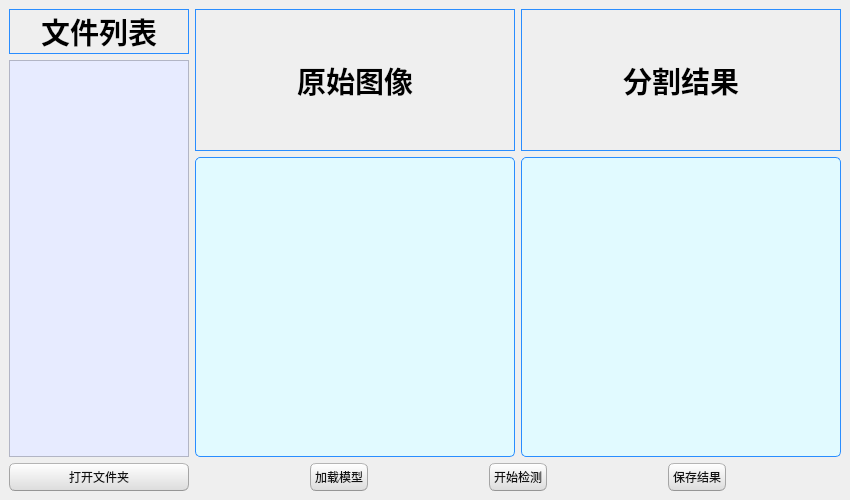
Before: the Qt Designer form Qt_seg.ui in dongchao980612/pyqt5_seg, drawn with Qt 5.
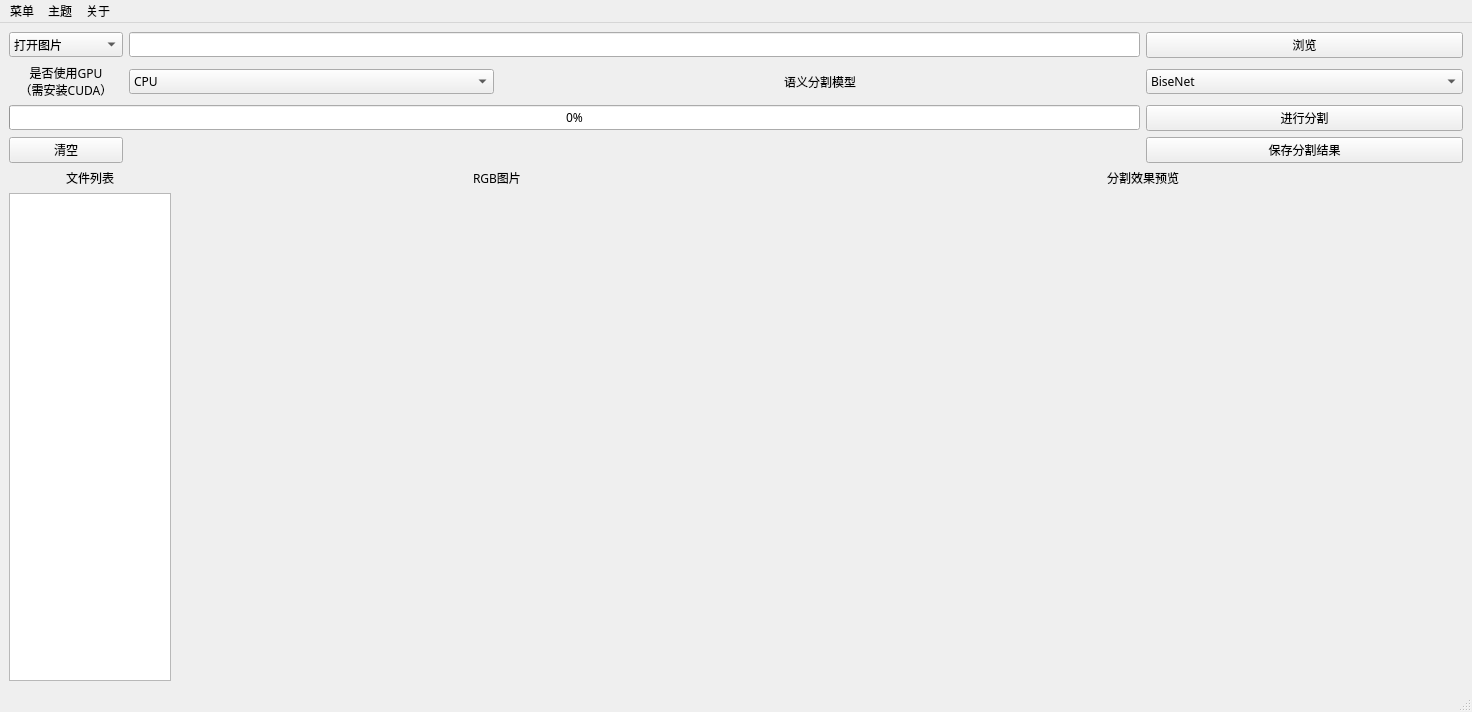
After: the same form once the commit is applied. Icons and pictures are not drawn.

Patch:
```diff
--- a/Qt_seg.ui
+++ b/Qt_seg.ui
@@ -6,543 +6,400 @@
    <rect>
     <x>0</x>
     <y>0</y>
-    <width>850</width>
-    <height>500</height>
+    <width>1472</width>
+    <height>712</height>
    </rect>
   </property>
   <property name="minimumSize">
    <size>
-    <width>850</width>
-    <height>500</height>
+    <width>1472</width>
+    <height>712</height>
    </size>
   </property>
   <property name="maximumSize">
    <size>
-    <width>850</width>
-    <height>500</height>
+    <width>1472</width>
+    <height>712</height>
    </size>
   </property>
+  <property name="font">
+   <font>
+    <family>微软雅黑</family>
+   </font>
+  </property>
   <property name="windowTitle">
-   <string>实时语义分割平台</string>
-  </property>
-  <property name="windowIcon">
-   <iconset>
-    <normaloff>../../.designer/backup/icon/car.png</normaloff>../../.designer/backup/icon/car.png</iconset>
-  </property>
-  <property name="styleSheet">
-   <string notr="true"/>
-  </property>
-  <property name="tabShape">
-   <enum>QTabWidget::Rounded</enum>
+   <string>自动语义分割</string>
   </property>
   <widget class="QWidget" name="centralwidget">
-   <layout class="QHBoxLayout" name="horizontalLayout_4">
+   <layout class="QVBoxLayout" name="verticalLayout">
     <item>
-     <layout class="QVBoxLayout" name="verticalLayout">
-      <item>
+     <layout class="QGridLayout" name="gridLayout">
+      <item row="2" column="0" colspan="5">
+       <widget class="QProgressBar" name="progressBar">
+        <property name="value">
+         <number>0</number>
+        </property>
+       </widget>
+      </item>
+      <item row="4" column="0" colspan="2">
        <widget class="QLabel" name="label_2">
-        <property name="minimumSize">
-         <size>
-          <width>0</width>
-          <height>0</height>
-         </size>
-        </property>
-        <property name="maximumSize">
-         <size>
-          <width>16777215</width>
-          <height>16777215</height>
-         </size>
-        </property>
-        <property name="styleSheet">
-         <string notr="true">QLabel {
-	border: 1px solid #298DFF; /* 无边框 */
-	font-weight:600;
-	font-size: 22pt; /* 文本字体大小 */
-}
-</string>
+        <property name="font">
+         <font>
+          <family>微软雅黑</family>
+         </font>
         </property>
         <property name="text">
          <string>文件列表</string>
         </property>
+        <property name="textFormat">
+         <enum>Qt::PlainText</enum>
+        </property>
         <property name="alignment">
          <set>Qt::AlignCenter</set>
         </property>
        </widget>
       </item>
-      <item>
-       <widget class="QListView" name="listView">
+      <item row="4" column="4" colspan="2">
+       <widget class="QLabel" name="label_3">
+        <property name="font">
+         <font>
+          <family>微软雅黑</family>
+         </font>
+        </property>
+        <property name="text">
+         <string>分割效果预览</string>
+        </property>
+        <property name="textFormat">
+         <enum>Qt::PlainText</enum>
+        </property>
+        <property name="alignment">
+         <set>Qt::AlignCenter</set>
+        </property>
+       </widget>
+      </item>
+      <item row="1" column="1" colspan="2">
+       <widget class="QComboBox" name="gpu_combo_box">
+        <property name="toolTip">
+         <string>CPU处理一幅图像较慢，视硬件不同大概需要20秒到1分钟，请耐心等待；
+使用GPU需安装CUDA环境否则仍然会用CPU进行处理，且显存小于8GB的显卡在处理某些图像时可能会爆显存而输出错误的分割结果，这种情况下请尝试使用CPU处理该图片</string>
+        </property>
+        <item>
+         <property name="text">
+          <string>CPU</string>
+         </property>
+        </item>
+        <item>
+         <property name="text">
+          <string>GPU</string>
+         </property>
+        </item>
+       </widget>
+      </item>
+      <item row="1" column="3" colspan="2">
+       <widget class="QLabel" name="label_4">
+        <property name="font">
+         <font>
+          <family>微软雅黑</family>
+         </font>
+        </property>
+        <property name="text">
+         <string>语义分割模型</string>
+        </property>
+        <property name="textFormat">
+         <enum>Qt::PlainText</enum>
+        </property>
+        <property name="alignment">
+         <set>Qt::AlignCenter</set>
+        </property>
+       </widget>
+      </item>
+      <item row="3" column="5">
+       <widget class="QPushButton" name="save_seg_button">
         <property name="enabled">
-         <bool>false</bool>
+         <bool>true</bool>
         </property>
-        <property name="styleSheet">
-         <string notr="true">QListView{
-	background-color:rgb(231, 235, 255);
-}</string>
+        <property name="font">
+         <font>
+          <family>微软雅黑</family>
+         </font>
         </property>
+        <property name="text">
+         <string>保存分割结果</string>
+        </property>
        </widget>
       </item>
-      <item>
-       <widget class="QPushButton" name="open_file_Button">
-        <property name="styleSheet">
-         <string notr="true">QPushButton{
-	color:rgb(17,17,17);
-	border-width: 1px;
-	border-radius: 6px;
-	border-bottom-color: rgb(150,150,150);
-	border-right-color: rgb(165,165,165);
-	border-left-color: rgb(165,165,165);
-	border-top-color: rgb(180,180,180);
-	border-style: solid;
-	padding: 4px;
-	background-color: qlineargradient(spread:pad, x1:0.5, y1:1, x2:0.5, y2:0, stop:0 rgba(220, 220, 220, 255), stop:1 rgba(255, 255, 255, 255));
-}
-QPushButton:hover{
-	color:rgb(17,17,17);
-	border-width: 1px;
-	border-radius:6px;
-	border-top-color: rgb(255,150,60);
-	border-right-color: qlineargradient(spread:pad, x1:0, y1:1, x2:1, y2:0, stop:0 rgba(200, 70, 20, 255), stop:1 rgba(255,150,60, 255));
-	border-left-color:  qlineargradient(spread:pad, x1:1, y1:0, x2:0, y2:0, stop:0 rgba(200, 70, 20, 255), stop:1 rgba(255,150,60, 255));
-	border-bottom-color: rgb(200,70,20);
-	border-style: solid;
-	padding: 2px;
-	background-color: qlineargradient(spread:pad, x1:0.5, y1:1, x2:0.5, y2:0, stop:0 rgba(220, 220, 220, 255), stop:1 rgba(255, 255, 255, 255));
-}
-QPushButton:default{
-	color:rgb(17,17,17);
-	border-width: 1px;
-	border-radius:6px;
-	border-top-color: rgb(255,150,60);
-	border-right-color: qlineargradient(spread:pad, x1:0, y1:1, x2:1, y2:0, stop:0 rgba(200, 70, 20, 255), stop:1 rgba(255,150,60, 255));
-	border-left-color:  qlineargradient(spread:pad, x1:1, y1:0, x2:0, y2:0, stop:0 rgba(200, 70, 20, 255), stop:1 rgba(255,150,60, 255));
-	border-bottom-color: rgb(200,70,20);
-	border-style: solid;
-	padding: 2px;
-	background-color: qlineargradient(spread:pad, x1:0.5, y1:1, x2:0.5, y2:0, stop:0 rgba(220, 220, 220, 255), stop:1 rgba(255, 255, 255, 255));
-}
-QPushButton:pressed{
-	color:rgb(255,255,255);
-	border-width: 1px;
-	border-radius: 6px;
-	border-width: 1px;
-	border-top-color: rgba(255,150,60,200);
-	border-right-color: qlineargradient(spread:pad, x1:0, y1:1, x2:1, y2:0, stop:0 rgba(200, 70, 20, 255), stop:1 rgba(255,150,60, 200));
-	border-left-color:  qlineargradient(spread:pad, x1:1, y1:0, x2:0, y2:0, stop:0 rgba(200, 70, 20, 255), stop:1 rgba(255,150,60, 200));
-	border-bottom-color: rgba(200,70,20,200);
-	border-style: solid;
-	padding: 2px;
-	background-color: qlineargradient(spread:pad, x1:0.5, y1:0, x2:0.5, y2:1, stop:0 rgba(0, 120, 215, 255), stop:1 rgba(0, 120, 215, 255));
-}
-QPushButton:disabled{
-	color:rgb(17,17,17);
-	border-width: 1px;
-	border-radius: 6px;
-	background-color: qlineargradient(spread:pad, x1:0.5, y1:1, x2:0.5, y2:0, stop:0 rgba(200, 200, 200, 255), stop:1 rgba(230, 230, 230, 255));
-}</string>
+      <item row="5" column="4" colspan="2">
+       <widget class="QLabel" name="show_layers">
+        <property name="minimumSize">
+         <size>
+          <width>640</width>
+          <height>480</height>
+         </size>
         </property>
+        <property name="maximumSize">
+         <size>
+          <width>640</width>
+          <height>480</height>
+         </size>
+        </property>
         <property name="text">
-         <string>打开文件夹</string>
+         <string/>
         </property>
        </widget>
       </item>
-     </layout>
-    </item>
-    <item>
-     <layout class="QVBoxLayout" name="verticalLayout_2">
-      <item>
-       <layout class="QHBoxLayout" name="horizontalLayout_2">
-        <item>
-         <widget class="QLabel" name="label">
-          <property name="minimumSize">
-           <size>
-            <width>0</width>
-            <height>0</height>
-           </size>
-          </property>
-          <property name="maximumSize">
-           <size>
-            <width>320</width>
-            <height>16777215</height>
-           </size>
-          </property>
-          <property name="styleSheet">
-           <string notr="true">QLabel {
-	border: 1px solid #298DFF; /* 无边框 */
-	font-weight:600;
-	font-size: 22pt; /* 文本字体大小 */
-}
-</string>
-          </property>
-          <property name="text">
-           <string>原始图像</string>
-          </property>
-          <property name="alignment">
-           <set>Qt::AlignCenter</set>
-          </property>
-         </widget>
-        </item>
-        <item>
-         <widget class="QLabel" name="label_3">
-          <property name="minimumSize">
-           <size>
-            <width>0</width>
-            <height>0</height>
-           </size>
-          </property>
-          <property name="maximumSize">
-           <size>
-            <width>320</width>
-            <height>16777215</height>
-           </size>
-          </property>
-          <property name="styleSheet">
-           <string notr="true">QLabel {
-	border: 1px solid #298DFF; /* 无边框 */
-	font-weight:600;
-	font-size: 22pt; /* 文本字体大小 */
-}
-</string>
-          </property>
-          <property name="text">
-           <string>分割结果</string>
-          </property>
-          <property name="alignment">
-           <set>Qt::AlignCenter</set>
-          </property>
-         </widget>
-        </item>
-       </layout>
+      <item row="0" column="1" colspan="4">
+       <widget class="QLineEdit" name="lineEdit">
+        <property name="sizePolicy">
+         <sizepolicy hsizetype="Expanding" vsizetype="Fixed">
+          <horstretch>10</horstretch>
+          <verstretch>0</verstretch>
+         </sizepolicy>
+        </property>
+       </widget>
       </item>
-      <item>
-       <layout class="QHBoxLayout" name="horizontalLayout_3">
-        <item>
-         <widget class="QLabel" name="label_show">
-          <property name="sizePolicy">
-           <sizepolicy hsizetype="Preferred" vsizetype="Preferred">
-            <horstretch>0</horstretch>
-            <verstretch>0</verstretch>
-           </sizepolicy>
-          </property>
-          <property name="minimumSize">
-           <size>
-            <width>320</width>
-            <height>300</height>
-           </size>
-          </property>
-          <property name="maximumSize">
-           <size>
-            <width>320</width>
-            <height>300</height>
-           </size>
-          </property>
-          <property name="styleSheet">
-           <string notr="true">QLabel {
-	border: 1px solid #298DFF; /* 无边框 */
-	border-radius: 5px; /* 边框圆角 */
-	background-color:rgb(225, 250, 255);
-	selection-background-color:rgb(236,116,64);
-	color: #298DFF; /* 文本颜色 */
-	font-family: &quot;Microsoft YaHei&quot;; /* 文本字体族 */
-	font-size: 10pt; /* 文本字体大小 */
-}
-</string>
-          </property>
-          <property name="text">
-           <string/>
-          </property>
-          <property name="alignment">
-           <set>Qt::AlignCenter</set>
-          </property>
-         </widget>
-        </item>
-        <item>
-         <widget class="QLabel" name="label_seg">
-          <property name="minimumSize">
-           <size>
-            <width>320</width>
-            <height>300</height>
-           </size>
-          </property>
-          <property name="maximumSize">
-           <size>
-            <width>320</width>
-            <height>300</height>
-           </size>
-          </property>
-          <property name="styleSheet">
-           <string notr="true">QLabel {
-	border: 1px solid #298DFF; /* 无边框 */
-	border-radius: 5px; /* 边框圆角 */
-	background-color:rgb(225, 250, 255);
-	selection-background-color:rgb(236,116,64);
-	color: #298DFF; /* 文本颜色 */
-	font-family: &quot;Microsoft YaHei&quot;; /* 文本字体族 */
-	font-size: 10pt; /* 文本字体大小 */
-}
-</string>
-          </property>
-          <property name="text">
-           <string/>
-          </property>
-          <property name="alignment">
-           <set>Qt::AlignCenter</set>
-          </property>
-         </widget>
-        </item>
-       </layout>
+      <item row="4" column="2" colspan="2">
+       <widget class="QLabel" name="label_5">
+        <property name="font">
+         <font>
+          <family>微软雅黑</family>
+         </font>
+        </property>
+        <property name="text">
+         <string>RGB图片</string>
+        </property>
+        <property name="textFormat">
+         <enum>Qt::PlainText</enum>
+        </property>
+        <property name="alignment">
+         <set>Qt::AlignCenter</set>
+        </property>
+       </widget>
       </item>
-      <item>
-       <layout class="QHBoxLayout" name="horizontalLayout">
+      <item row="1" column="5">
+       <widget class="QComboBox" name="model_combo_box">
+        <property name="toolTip">
+         <string/>
+        </property>
+        <property name="currentIndex">
+         <number>0</number>
+        </property>
         <item>
-         <spacer name="horizontalSpacer_2">
-          <property name="orientation">
-           <enum>Qt::Horizontal</enum>
-          </property>
-          <property name="sizeHint" stdset="0">
-           <size>
-            <width>40</width>
-            <height>20</height>
-           </size>
-          </property>
-         </spacer>
+         <property name="text">
+          <string>BiseNet</string>
+         </property>
         </item>
         <item>
-         <widget class="QPushButton" name="load_model_Button">
-          <property name="styleSheet">
-           <string notr="true">QPushButton{
-	color:rgb(17,17,17);
-	border-width: 1px;
-	border-radius: 6px;
-	border-bottom-color: rgb(150,150,150);
-	border-right-color: rgb(165,165,165);
-	border-left-color: rgb(165,165,165);
-	border-top-color: rgb(180,180,180);
-	border-style: solid;
-	padding: 4px;
-	background-color: qlineargradient(spread:pad, x1:0.5, y1:1, x2:0.5, y2:0, stop:0 rgba(220, 220, 220, 255), stop:1 rgba(255, 255, 255, 255));
-}
-QPushButton:hover{
-	color:rgb(17,17,17);
-	border-width: 1px;
-	border-radius:6px;
-	border-top-color: rgb(255,150,60);
-	border-right-color: qlineargradient(spread:pad, x1:0, y1:1, x2:1, y2:0, stop:0 rgba(200, 70, 20, 255), stop:1 rgba(255,150,60, 255));
-	border-left-color:  qlineargradient(spread:pad, x1:1, y1:0, x2:0, y2:0, stop:0 rgba(200, 70, 20, 255), stop:1 rgba(255,150,60, 255));
-	border-bottom-color: rgb(200,70,20);
-	border-style: solid;
-	padding: 2px;
-	background-color: qlineargradient(spread:pad, x1:0.5, y1:1, x2:0.5, y2:0, stop:0 rgba(220, 220, 220, 255), stop:1 rgba(255, 255, 255, 255));
-}
-QPushButton:default{
-	color:rgb(17,17,17);
-	border-width: 1px;
-	border-radius:6px;
-	border-top-color: rgb(255,150,60);
-	border-right-color: qlineargradient(spread:pad, x1:0, y1:1, x2:1, y2:0, stop:0 rgba(200, 70, 20, 255), stop:1 rgba(255,150,60, 255));
-	border-left-color:  qlineargradient(spread:pad, x1:1, y1:0, x2:0, y2:0, stop:0 rgba(200, 70, 20, 255), stop:1 rgba(255,150,60, 255));
-	border-bottom-color: rgb(200,70,20);
-	border-style: solid;
-	padding: 2px;
-	background-color: qlineargradient(spread:pad, x1:0.5, y1:1, x2:0.5, y2:0, stop:0 rgba(220, 220, 220, 255), stop:1 rgba(255, 255, 255, 255));
-}
-QPushButton:pressed{
-	color:rgb(255,255,255);
-	border-width: 1px;
-	border-radius: 6px;
-	border-width: 1px;
-	border-top-color: rgba(255,150,60,200);
-	border-right-color: qlineargradient(spread:pad, x1:0, y1:1, x2:1, y2:0, stop:0 rgba(200, 70, 20, 255), stop:1 rgba(255,150,60, 200));
-	border-left-color:  qlineargradient(spread:pad, x1:1, y1:0, x2:0, y2:0, stop:0 rgba(200, 70, 20, 255), stop:1 rgba(255,150,60, 200));
-	border-bottom-color: rgba(200,70,20,200);
-	border-style: solid;
-	padding: 2px;
-	background-color: qlineargradient(spread:pad, x1:0.5, y1:0, x2:0.5, y2:1, stop:0 rgba(0, 120, 215, 255), stop:1 rgba(0, 120, 215, 255));
-}
-QPushButton:disabled{
-	color:rgb(17,17,17);
-	border-width: 1px;
-	border-radius: 6px;
-	background-color: qlineargradient(spread:pad, x1:0.5, y1:1, x2:0.5, y2:0, stop:0 rgba(200, 200, 200, 255), stop:1 rgba(230, 230, 230, 255));
-}</string>
-          </property>
-          <property name="text">
-           <string>加载模型</string>
-          </property>
-         </widget>
+         <property name="text">
+          <string>SINet</string>
+         </property>
         </item>
         <item>
-         <spacer name="horizontalSpacer">
-          <property name="orientation">
-           <enum>Qt::Horizontal</enum>
-          </property>
-          <property name="sizeHint" stdset="0">
-           <size>
-            <width>40</width>
-            <height>20</height>
-           </size>
-          </property>
-         </spacer>
+         <property name="text">
+          <string>FastDVFN</string>
+         </property>
         </item>
+       </widget>
+      </item>
+      <item row="3" column="0">
+       <widget class="QPushButton" name="output_empty_button">
+        <property name="text">
+         <string>清空</string>
+        </property>
+       </widget>
+      </item>
+      <item row="0" column="0">
+       <widget class="QComboBox" name="open_pic_combo_box">
         <item>
-         <widget class="QPushButton" name="start_Button">
-          <property name="styleSheet">
-           <string notr="true">QPushButton{
-	color:rgb(17,17,17);
-	border-width: 1px;
-	border-radius: 6px;
-	border-bottom-color: rgb(150,150,150);
-	border-right-color: rgb(165,165,165);
-	border-left-color: rgb(165,165,165);
-	border-top-color: rgb(180,180,180);
-	border-style: solid;
-	padding: 4px;
-	background-color: qlineargradient(spread:pad, x1:0.5, y1:1, x2:0.5, y2:0, stop:0 rgba(220, 220, 220, 255), stop:1 rgba(255, 255, 255, 255));
-}
-QPushButton:hover{
-	color:rgb(17,17,17);
-	border-width: 1px;
-	border-radius:6px;
-	border-top-color: rgb(255,150,60);
-	border-right-color: qlineargradient(spread:pad, x1:0, y1:1, x2:1, y2:0, stop:0 rgba(200, 70, 20, 255), stop:1 rgba(255,150,60, 255));
-	border-left-color:  qlineargradient(spread:pad, x1:1, y1:0, x2:0, y2:0, stop:0 rgba(200, 70, 20, 255), stop:1 rgba(255,150,60, 255));
-	border-bottom-color: rgb(200,70,20);
-	border-style: solid;
-	padding: 2px;
-	background-color: qlineargradient(spread:pad, x1:0.5, y1:1, x2:0.5, y2:0, stop:0 rgba(220, 220, 220, 255), stop:1 rgba(255, 255, 255, 255));
-}
-QPushButton:default{
-	color:rgb(17,17,17);
-	border-width: 1px;
-	border-radius:6px;
-	border-top-color: rgb(255,150,60);
-	border-right-color: qlineargradient(spread:pad, x1:0, y1:1, x2:1, y2:0, stop:0 rgba(200, 70, 20, 255), stop:1 rgba(255,150,60, 255));
-	border-left-color:  qlineargradient(spread:pad, x1:1, y1:0, x2:0, y2:0, stop:0 rgba(200, 70, 20, 255), stop:1 rgba(255,150,60, 255));
-	border-bottom-color: rgb(200,70,20);
-	border-style: solid;
-	padding: 2px;
-	background-color: qlineargradient(spread:pad, x1:0.5, y1:1, x2:0.5, y2:0, stop:0 rgba(220, 220, 220, 255), stop:1 rgba(255, 255, 255, 255));
-}
-QPushButton:pressed{
-	color:rgb(255,255,255);
-	border-width: 1px;
-	border-radius: 6px;
-	border-width: 1px;
-	border-top-color: rgba(255,150,60,200);
-	border-right-color: qlineargradient(spread:pad, x1:0, y1:1, x2:1, y2:0, stop:0 rgba(200, 70, 20, 255), stop:1 rgba(255,150,60, 200));
-	border-left-color:  qlineargradient(spread:pad, x1:1, y1:0, x2:0, y2:0, stop:0 rgba(200, 70, 20, 255), stop:1 rgba(255,150,60, 200));
-	border-bottom-color: rgba(200,70,20,200);
-	border-style: solid;
-	padding: 2px;
-	background-color: qlineargradient(spread:pad, x1:0.5, y1:0, x2:0.5, y2:1, stop:0 rgba(0, 120, 215, 255), stop:1 rgba(0, 120, 215, 255));
-}
-QPushButton:disabled{
-	color:rgb(17,17,17);
-	border-width: 1px;
-	border-radius: 6px;
-	background-color: qlineargradient(spread:pad, x1:0.5, y1:1, x2:0.5, y2:0, stop:0 rgba(200, 200, 200, 255), stop:1 rgba(230, 230, 230, 255));
-}</string>
-          </property>
-          <property name="text">
-           <string>开始检测</string>
-          </property>
-         </widget>
+         <property name="text">
+          <string>打开图片</string>
+         </property>
         </item>
         <item>
-         <spacer name="horizontalSpacer_4">
-          <property name="orientation">
-           <enum>Qt::Horizontal</enum>
-          </property>
-          <property name="sizeHint" stdset="0">
-           <size>
-            <width>40</width>
-            <height>20</height>
-           </size>
-          </property>
-         </spacer>
+         <property name="text">
+          <string>打开图片文件夹</string>
+         </property>
         </item>
         <item>
-         <widget class="QPushButton" name="save_result_Button">
-          <property name="styleSheet">
-           <string notr="true">QPushButton{
-	color:rgb(17,17,17);
-	border-width: 1px;
-	border-radius: 6px;
-	border-bottom-color: rgb(150,150,150);
-	border-right-color: rgb(165,165,165);
-	border-left-color: rgb(165,165,165);
-	border-top-color: rgb(180,180,180);
-	border-style: solid;
-	padding: 4px;
-	background-color: qlineargradient(spread:pad, x1:0.5, y1:1, x2:0.5, y2:0, stop:0 rgba(220, 220, 220, 255), stop:1 rgba(255, 255, 255, 255));
-}
-QPushButton:hover{
-	color:rgb(17,17,17);
-	border-width: 1px;
-	border-radius:6px;
-	border-top-color: rgb(255,150,60);
-	border-right-color: qlineargradient(spread:pad, x1:0, y1:1, x2:1, y2:0, stop:0 rgba(200, 70, 20, 255), stop:1 rgba(255,150,60, 255));
-	border-left-color:  qlineargradient(spread:pad, x1:1, y1:0, x2:0, y2:0, stop:0 rgba(200, 70, 20, 255), stop:1 rgba(255,150,60, 255));
-	border-bottom-color: rgb(200,70,20);
-	border-style: solid;
-	padding: 2px;
-	background-color: qlineargradient(spread:pad, x1:0.5, y1:1, x2:0.5, y2:0, stop:0 rgba(220, 220, 220, 255), stop:1 rgba(255, 255, 255, 255));
-}
-QPushButton:default{
-	color:rgb(17,17,17);
-	border-width: 1px;
-	border-radius:6px;
-	border-top-color: rgb(255,150,60);
-	border-right-color: qlineargradient(spread:pad, x1:0, y1:1, x2:1, y2:0, stop:0 rgba(200, 70, 20, 255), stop:1 rgba(255,150,60, 255));
-	border-left-color:  qlineargradient(spread:pad, x1:1, y1:0, x2:0, y2:0, stop:0 rgba(200, 70, 20, 255), stop:1 rgba(255,150,60, 255));
-	border-bottom-color: rgb(200,70,20);
-	border-style: solid;
-	padding: 2px;
-	background-color: qlineargradient(spread:pad, x1:0.5, y1:1, x2:0.5, y2:0, stop:0 rgba(220, 220, 220, 255), stop:1 rgba(255, 255, 255, 255));
-}
-QPushButton:pressed{
-	color:rgb(255,255,255);
-	border-width: 1px;
-	border-radius: 6px;
-	border-width: 1px;
-	border-top-color: rgba(255,150,60,200);
-	border-right-color: qlineargradient(spread:pad, x1:0, y1:1, x2:1, y2:0, stop:0 rgba(200, 70, 20, 255), stop:1 rgba(255,150,60, 200));
-	border-left-color:  qlineargradient(spread:pad, x1:1, y1:0, x2:0, y2:0, stop:0 rgba(200, 70, 20, 255), stop:1 rgba(255,150,60, 200));
-	border-bottom-color: rgba(200,70,20,200);
-	border-style: solid;
-	padding: 2px;
-	background-color: qlineargradient(spread:pad, x1:0.5, y1:0, x2:0.5, y2:1, stop:0 rgba(0, 120, 215, 255), stop:1 rgba(0, 120, 215, 255));
-}
-QPushButton:disabled{
-	color:rgb(17,17,17);
-	border-width: 1px;
-	border-radius: 6px;
-	background-color: qlineargradient(spread:pad, x1:0.5, y1:1, x2:0.5, y2:0, stop:0 rgba(200, 200, 200, 255), stop:1 rgba(230, 230, 230, 255));
-}</string>
-          </property>
-          <property name="text">
-           <string>保存结果</string>
-          </property>
-         </widget>
+         <property name="text">
+          <string>打开摄像头</string>
+         </property>
         </item>
-        <item>
-         <spacer name="horizontalSpacer_3">
-          <property name="orientation">
-           <enum>Qt::Horizontal</enum>
-          </property>
-          <property name="sizeHint" stdset="0">
-           <size>
-            <width>40</width>
-            <height>20</height>
-           </size>
-          </property>
-         </spacer>
-        </item>
-       </layout>
+       </widget>
+      </item>
+      <item row="1" column="0">
+       <widget class="QLabel" name="label">
+        <property name="font">
+         <font>
+          <family>微软雅黑</family>
+         </font>
+        </property>
+        <property name="text">
+         <string>是否使用GPU
+（需安装CUDA）</string>
+        </property>
+        <property name="textFormat">
+         <enum>Qt::PlainText</enum>
+        </property>
+        <property name="alignment">
+         <set>Qt::AlignCenter</set>
+        </property>
+       </widget>
+      </item>
+      <item row="2" column="5">
+       <widget class="QPushButton" name="seg_confirm_button">
+        <property name="font">
+         <font>
+          <family>微软雅黑</family>
+         </font>
+        </property>
+        <property name="text">
+         <string>进行分割</string>
+        </property>
+       </widget>
+      </item>
+      <item row="5" column="0" colspan="2">
+       <widget class="QListView" name="listView">
+        <property name="sizePolicy">
+         <sizepolicy hsizetype="Expanding" vsizetype="Expanding">
+          <horstretch>10</horstretch>
+          <verstretch>30</verstretch>
+         </sizepolicy>
+        </property>
+       </widget>
+      </item>
+      <item row="0" column="5">
+       <widget class="QPushButton" name="browser_button">
+        <property name="font">
+         <font>
+          <family>微软雅黑</family>
+         </font>
+        </property>
+        <property name="text">
+         <string>浏览</string>
+        </property>
+       </widget>
+      </item>
+      <item row="5" column="2" colspan="2">
+       <widget class="QLabel" name="rgb_layers">
+        <property name="minimumSize">
+         <size>
+          <width>640</width>
+          <height>480</height>
+         </size>
+        </property>
+        <property name="maximumSize">
+         <size>
+          <width>640</width>
+          <height>480</height>
+         </size>
+        </property>
+        <property name="text">
+         <string/>
+        </property>
+       </widget>
       </item>
      </layout>
     </item>
    </layout>
   </widget>
+  <widget class="QMenuBar" name="menubar">
+   <property name="geometry">
+    <rect>
+     <x>0</x>
+     <y>0</y>
+     <width>1472</width>
+     <height>23</height>
+    </rect>
+   </property>
+   <widget class="QMenu" name="menu">
+    <property name="title">
+     <string>菜单</string>
+    </property>
+    <addaction name="open_pic"/>
+    <addaction name="open_pic_folder"/>
+    <addaction name="open_cam"/>
+    <addaction name="separator"/>
+    <addaction name="save_seg"/>
+    <addaction name="separator"/>
+    <addaction name="exit"/>
+   </widget>
+   <widget class="QMenu" name="menu_2">
+    <property name="title">
+     <string>主题</string>
+    </property>
+    <addaction name="action_dark"/>
+    <addaction name="action_light"/>
+   </widget>
+   <widget class="QMenu" name="menu_3">
+    <property name="title">
+     <string>关于</string>
+    </property>
+    <addaction name="author"/>
+   </widget>
+   <addaction name="menu"/>
+   <addaction name="menu_2"/>
+   <addaction name="menu_3"/>
+  </widget>
+  <widget class="QStatusBar" name="statusbar"/>
+  <action name="open_pic">
+   <property name="icon">
+    <iconset>
+     <normaloff>:/dark/sizegrip.svg</normaloff>:/dark/sizegrip.svg</iconset>
+   </property>
+   <property name="text">
+    <string>打开图片</string>
+   </property>
+  </action>
+  <action name="save_seg">
+   <property name="icon">
+    <iconset>
+     <normaloff>:/light/undock-hover.svg</normaloff>:/light/undock-hover.svg</iconset>
+   </property>
+   <property name="text">
+    <string>保存分割结果</string>
+   </property>
+  </action>
+  <action name="exit">
+   <property name="icon">
+    <iconset>
+     <normaloff>:/dark/close-pressed.svg</normaloff>:/dark/close-pressed.svg</iconset>
+   </property>
+   <property name="text">
+    <string>退出</string>
+   </property>
+  </action>
+  <action name="action_dark">
+   <property name="text">
+    <string>dark</string>
+   </property>
+  </action>
+  <action name="action_light">
+   <property name="text">
+    <string>light</string>
+   </property>
+  </action>
+  <action name="author">
+   <property name="text">
+    <string>作者信息</string>
+   </property>
+  </action>
+  <action name="open_pic_folder">
+   <property name="icon">
+    <iconset>
+     <normaloff>:/dark/vmovetoolbar.svg</normaloff>:/dark/vmovetoolbar.svg</iconset>
+   </property>
+   <property name="text">
+    <string>打开图片文件夹</string>
+   </property>
+  </action>
+  <action name="open_cam">
+   <property name="text">
+    <string>打开摄像头</string>
+   </property>
+   <property name="iconText">
+    <string>打开摄像头</string>
+   </property>
+  </action>
  </widget>
  <resources/>
  <connections/>
```
